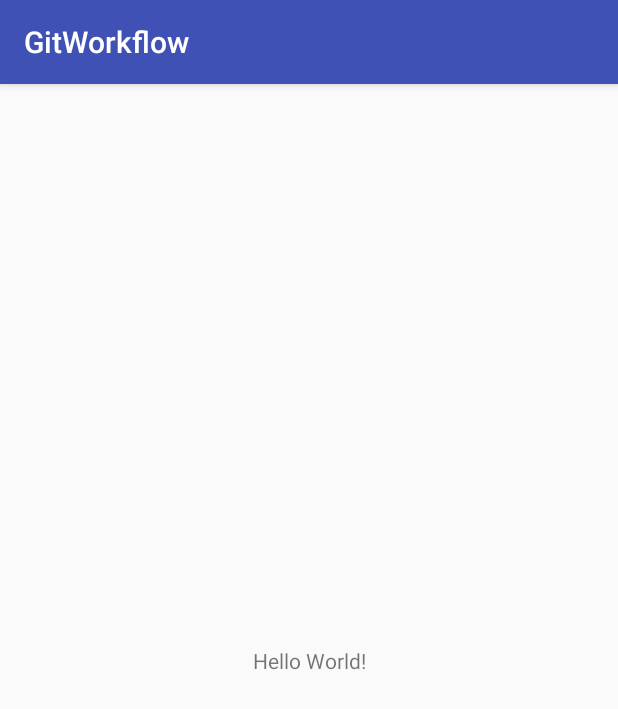
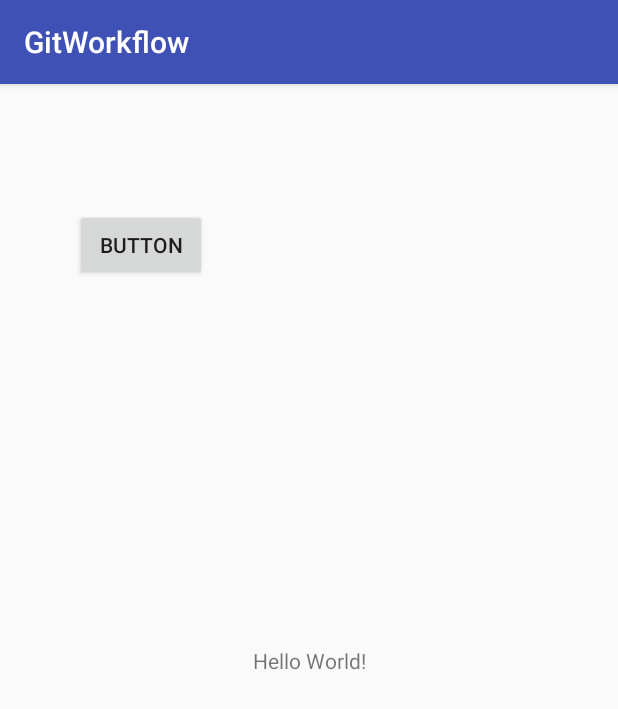
Before and after one commit to sam64mc/ATELIER-WORKFLOW, an Android app: the screen it shows after launch (MainActivity), on a phone screen of 412 x 824 dp. Shown: the top 709 px of the screen. Run offline under Robolectric (Android 15) with nearby library versions, the phone set to English and light mode, and no system bars; our stand-ins replace Firebase (no records; nobody signed in at launch, a user with empty details on screens opened directly).

Commit message:
acces mapActivity

```diff
--- a/app/build.gradle
+++ b/app/build.gradle
@@ -25,6 +25,7 @@ dependencies {
     implementation 'com.google.firebase:firebase-database:11.4.2'
     implementation 'com.google.firebase:firebase-storage:11.4.2'
     implementation 'com.google.firebase:firebase-auth:11.4.2'
+    implementation 'com.google.android.gms:play-services-maps:11.4.2'
     testImplementation 'junit:junit:4.12'
     androidTestImplementation 'com.android.support.test:runner:1.0.1'
     androidTestImplementation 'com.android.support.test.espresso:espresso-core:3.0.1'
@@ -32,7 +33,7 @@ dependencies {
     // FirebaseUI for Firebase Realtime Database
     compile 'com.firebaseui:firebase-ui-database:3.1.0'
 
-      // FirebaseUI for Firebase Auth
+    // FirebaseUI for Firebase Auth
     compile 'com.firebaseui:firebase-ui-auth:3.1.0'
 
     // FirebaseUI for Cloud Storage
@@ -45,4 +46,5 @@ dependencies {
 
 
 
+
 apply plugin: 'com.google.gms.google-services'
--- a/app/src/main/java/com/example/sam/gitworkflow/MainActivity.java
+++ b/app/src/main/java/com/example/sam/gitworkflow/MainActivity.java
@@ -1,8 +1,11 @@
 package com.example.sam.gitworkflow;
 
+import android.content.Intent;
 import android.os.Bundle;
 import android.support.v7.app.AppCompatActivity;
 import android.util.Log;
+import android.view.View;
+import android.widget.Button;
 
 import com.google.firebase.database.DataSnapshot;
 import com.google.firebase.database.DatabaseError;
@@ -42,6 +45,15 @@ public class MainActivity extends AppCompatActivity {
             }
         });
 
+        Button buttonMaps = (Button) findViewById(R.id.buttonMaps);
+        final Intent intent = new Intent(MainActivity.this, MapsActivity.class);
+        buttonMaps.setOnClickListener(new View.OnClickListener() {
+            @Override
+            public void onClick(View view) {
+                startActivity(intent);
+            }
+        });
+
     }
 
 }
--- a/app/src/main/res/layout/activity_main.xml
+++ b/app/src/main/res/layout/activity_main.xml
@@ -4,15 +4,27 @@
     xmlns:tools="http://schemas.android.com/tools"
     android:layout_width="match_parent"
     android:layout_height="match_parent"
-    tools:context="com.example.sam.gitworkflow.MainActivity">
+    tools:context="com.example.sam.gitworkflow.MainActivity"
+    tools:layout_editor_absoluteY="81dp">
 
     <TextView
+        android:id="@+id/textView"
         android:layout_width="wrap_content"
         android:layout_height="wrap_content"
         android:text="Hello World!"
         app:layout_constraintBottom_toBottomOf="parent"
-        app:layout_constraintLeft_toLeftOf="parent"
-        app:layout_constraintRight_toRightOf="parent"
+        app:layout_constraintEnd_toEndOf="parent"
+        app:layout_constraintStart_toStartOf="parent"
+        app:layout_constraintTop_toTopOf="parent" />
+
+    <Button
+        android:id="@+id/buttonMaps"
+        android:layout_width="wrap_content"
+        android:layout_height="wrap_content"
+        android:layout_marginStart="50dp"
+        android:layout_marginTop="83dp"
+        android:text="Button"
+        app:layout_constraintStart_toStartOf="parent"
         app:layout_constraintTop_toTopOf="parent" />
 
 </android.support.constraint.ConstraintLayout>
--- a/app/src/main/res/values/strings.xml
+++ b/app/src/main/res/values/strings.xml
@@ -1,3 +1,4 @@
 <resources>
     <string name="app_name">GitWorkflow</string>
+    <string name="title_activity_maps">Map</string>
 </resources>
```
Also changed, not shown: app/src/debug/res/values/google_maps_api.xml (added, +24 -0 lines), app/src/main/AndroidManifest.xml (+22 -0 lines), app/src/main/java/com/example/sam/gitworkflow/MapsActivity.java (added, +46 -0 lines), app/src/main/res/layout/activity_maps.xml (added, +8 -0 lines), 1 other file.
